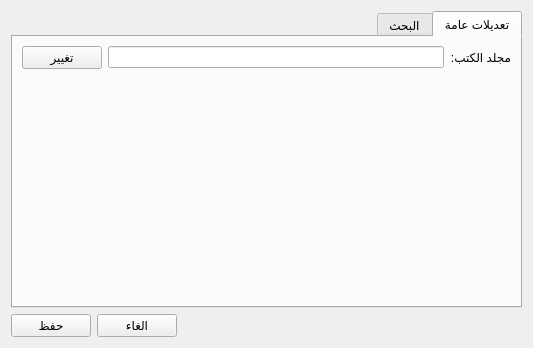
boussouira/moltaqa, file src/settingsdialog.ui: the form before one commit.
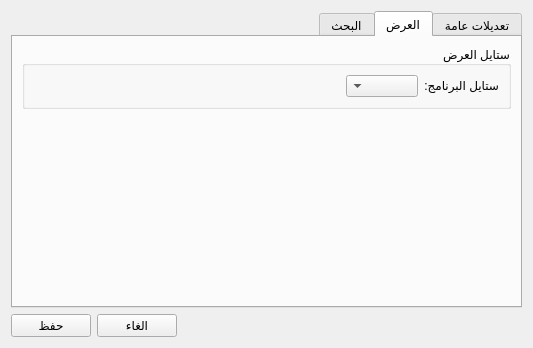
The form after the commit. The open tabs and pages were chosen to show the change.

Commit message: Change application style from settings dailog

Diff of the .ui file:
```diff
--- a/src/settingsdialog.ui
+++ b/src/settingsdialog.ui
@@ -76,6 +76,75 @@
        </item>
       </layout>
      </widget>
+     <widget class="QWidget" name="tab_2">
+      <attribute name="title">
+       <string>العرض</string>
+      </attribute>
+      <layout class="QVBoxLayout" name="verticalLayout_7">
+       <item>
+        <widget class="QGroupBox" name="groupBox_3">
+         <property name="title">
+          <string>ستايل العرض</string>
+         </property>
+         <layout class="QVBoxLayout" name="verticalLayout_5">
+          <item>
+           <layout class="QHBoxLayout" name="horizontalLayout">
+            <item>
+             <widget class="QLabel" name="label_3">
+              <property name="sizePolicy">
+               <sizepolicy hsizetype="Maximum" vsizetype="Fixed">
+                <horstretch>0</horstretch>
+                <verstretch>0</verstretch>
+               </sizepolicy>
+              </property>
+              <property name="text">
+               <string>ستايل البرنامج:</string>
+              </property>
+             </widget>
+            </item>
+            <item>
+             <widget class="QComboBox" name="comboStyles">
+              <property name="sizePolicy">
+               <sizepolicy hsizetype="Maximum" vsizetype="Fixed">
+                <horstretch>0</horstretch>
+                <verstretch>0</verstretch>
+               </sizepolicy>
+              </property>
+             </widget>
+            </item>
+            <item>
+             <spacer name="horizontalSpacer_4">
+              <property name="orientation">
+               <enum>Qt::Horizontal</enum>
+              </property>
+              <property name="sizeHint" stdset="0">
+               <size>
+                <width>40</width>
+                <height>20</height>
+               </size>
+              </property>
+             </spacer>
+            </item>
+           </layout>
+          </item>
+         </layout>
+        </widget>
+       </item>
+       <item>
+        <spacer name="verticalSpacer_3">
+         <property name="orientation">
+          <enum>Qt::Vertical</enum>
+         </property>
+         <property name="sizeHint" stdset="0">
+          <size>
+           <width>20</width>
+           <height>202</height>
+          </size>
+         </property>
+        </spacer>
+       </item>
+      </layout>
+     </widget>
      <widget class="QWidget" name="tab">
       <attribute name="title">
        <string>البحث</string>
```
The commit also changes 7 other files.
